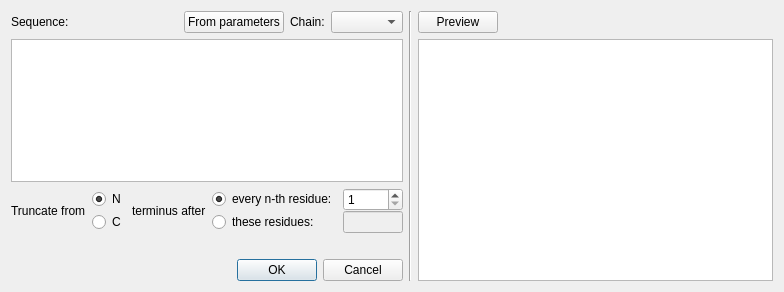
First picture: the form in mofi/createtruncation_ui.ui, repository cdl-biosimilars/mofi, before the edit.
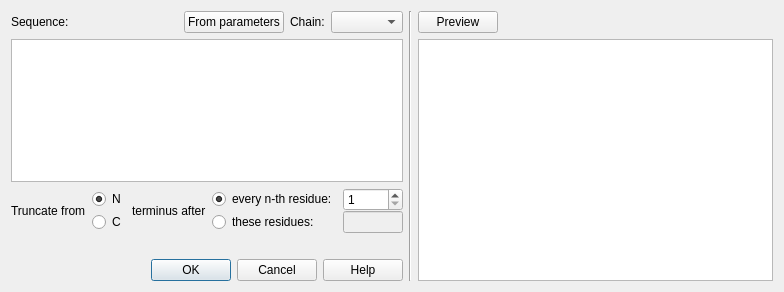
Second picture: the form after the edit.

Commit message: enhancement: add help button to create truncation dialog

What changed in the file:
```diff
--- a/mofi/createtruncation_ui.ui
+++ b/mofi/createtruncation_ui.ui
@@ -185,7 +185,7 @@
      <item>
       <widget class="QDialogButtonBox" name="buttonBox">
        <property name="standardButtons">
-        <set>QDialogButtonBox::Cancel|QDialogButtonBox::Ok</set>
+        <set>QDialogButtonBox::Cancel|QDialogButtonBox::Help|QDialogButtonBox::Ok</set>
        </property>
       </widget>
      </item>
```
Left out of the diff: 2 changed lines with no effect on the pictures. The commit also changes 2 other files.
